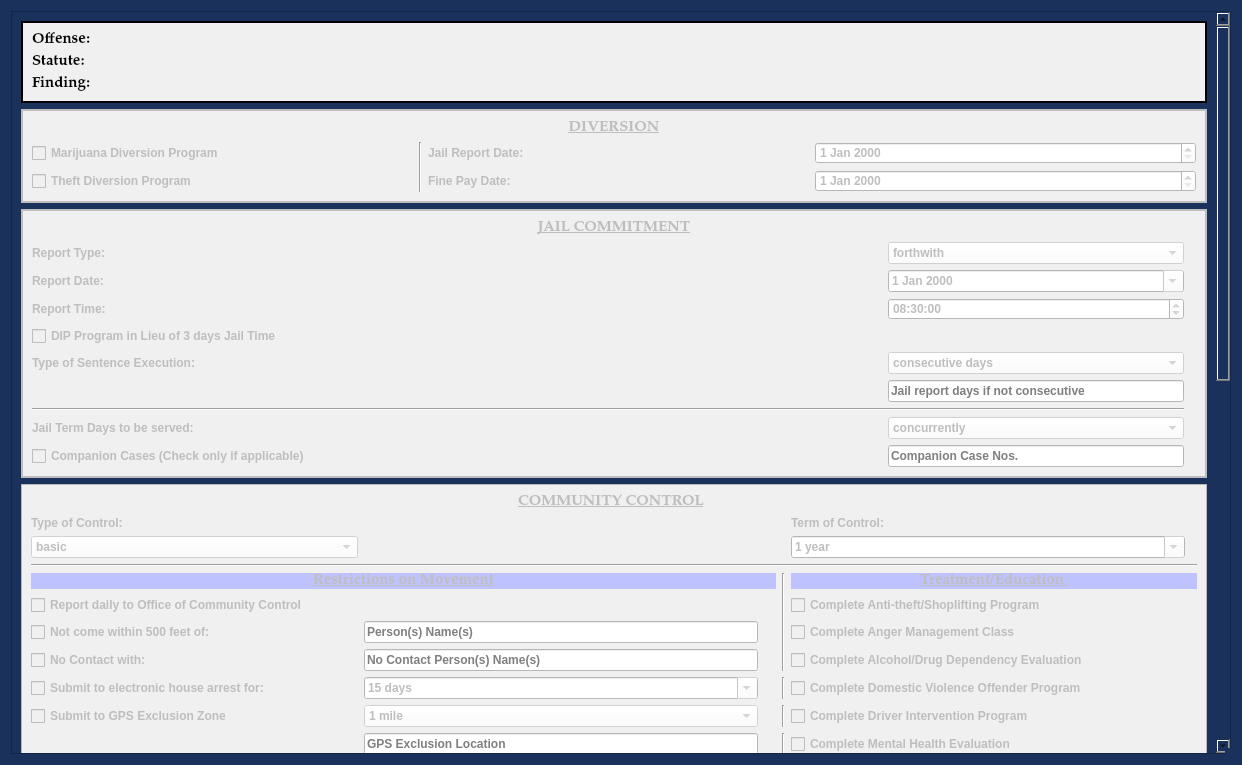
This is package/views/ui/AddCommunityControlDialog.ui in HunterProgram22/MuniEntry as Qt 5 draws it before an edit. The edited form follows.
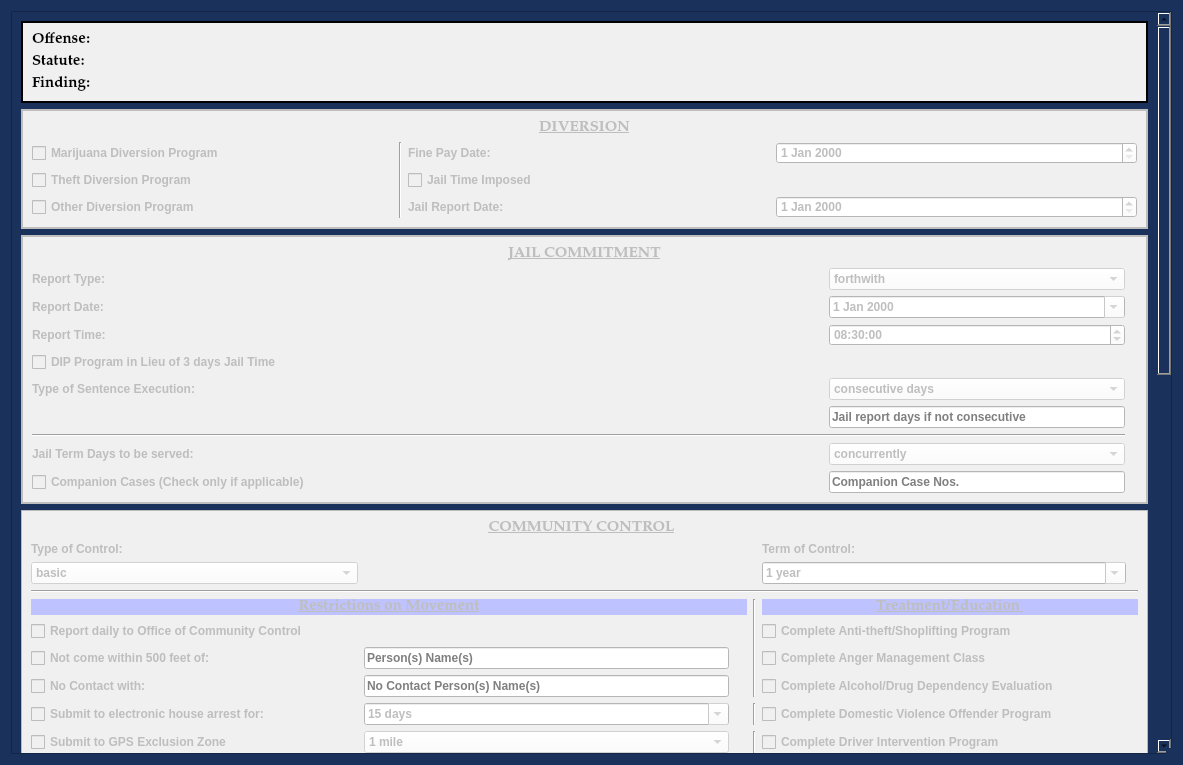
This is the edited form.

Commit message: Updated Diversion to account for possible no jail.

What changed in the file:
```diff
--- a/package/views/ui/AddCommunityControlDialog.ui
+++ b/package/views/ui/AddCommunityControlDialog.ui
@@ -12,7 +12,7 @@
    <rect>
     <x>0</x>
     <y>0</y>
-    <width>1242</width>
+    <width>1183</width>
     <height>765</height>
    </rect>
   </property>
@@ -167,9 +167,9 @@
       <property name="geometry">
        <rect>
         <x>0</x>
-        <y>-1001</y>
-        <width>1199</width>
-        <height>1744</height>
+        <y>0</y>
+        <width>1140</width>
+        <height>1777</height>
        </rect>
       </property>
       <property name="sizePolicy">
@@ -197,6 +197,48 @@
           <number>2</number>
          </property>
          <layout class="QGridLayout" name="gridLayout_8">
+          <item row="1" column="0">
+           <widget class="QCheckBox" name="marijuana_diversion_checkBox">
+            <property name="text">
+             <string>Marijuana Diversion Program</string>
+            </property>
+           </widget>
+          </item>
+          <item row="1" column="1" rowspan="3">
+           <widget class="Line" name="line_7">
+            <property name="orientation">
+             <enum>Qt::Vertical</enum>
+            </property>
+           </widget>
+          </item>
+          <item row="1" column="2">
+           <widget class="QLabel" name="label_17">
+            <property name="text">
+             <string>Fine Pay Date:</string>
+            </property>
+           </widget>
+          </item>
+          <item row="1" column="3">
+           <widget class="QDateEdit" name="diversion_fine_pay_date_box">
+            <property name="styleSheet">
+             <string notr="true">background-color: rgb(255, 255, 255);</string>
+            </property>
+           </widget>
+          </item>
+          <item row="2" column="2">
+           <widget class="QCheckBox" name="diversion_jail_imposed_checkBox">
+            <property name="text">
+             <string>Jail Time Imposed</string>
+            </property>
+           </widget>
+          </item>
+          <item row="3" column="2">
+           <widget class="QLabel" name="label_16">
+            <property name="text">
+             <string>Jail Report Date:</string>
+            </property>
+           </widget>
+          </item>
           <item row="3" column="3">
            <widget class="QDateEdit" name="diversion_jail_report_date_box">
             <property name="styleSheet">
@@ -204,35 +246,21 @@
             </property>
            </widget>
           </item>
-          <item row="4" column="0">
+          <item row="2" column="0">
            <widget class="QCheckBox" name="theft_diversion_checkBox">
             <property name="text">
              <string>Theft Diversion Program</string>
             </property>
            </widget>
           </item>
-          <item row="3" column="2">
-           <widget class="QLabel" name="label_16">
+          <item row="3" column="0">
+           <widget class="QCheckBox" name="other_diversion_checkBox">
             <property name="text">
-             <string>Jail Report Date:</string>
+             <string>Other Diversion Program</string>
             </property>
            </widget>
           </item>
-          <item row="4" column="2">
-           <widget class="QLabel" name="label_17">
-            <property name="text">
-             <string>Fine Pay Date:</string>
-            </property>
-           </widget>
-          </item>
-          <item row="4" column="3">
-           <widget class="QDateEdit" name="diversion_fine_pay_date_box">
-            <property name="styleSheet">
-             <string notr="true">background-color: rgb(255, 255, 255);</string>
-            </property>
-           </widget>
-          </item>
-          <item row="1" column="0" colspan="4">
+          <item row="0" column="0" colspan="4">
            <widget class="QLabel" name="label_30">
             <property name="sizePolicy">
              <sizepolicy hsizetype="Preferred" vsizetype="Minimum">
@@ -264,20 +292,6 @@
             </property>
            </widget>
           </item>
-          <item row="3" column="0">
-           <widget class="QCheckBox" name="marijuana_diversion_checkBox">
-            <property name="text">
-             <string>Marijuana Diversion Program</string>
-            </property>
-           </widget>
-          </item>
-          <item row="3" column="1" rowspan="2">
-           <widget class="Line" name="line_7">
-            <property name="orientation">
-             <enum>Qt::Vertical</enum>
-            </property>
-           </widget>
-          </item>
          </layout>
         </widget>
        </item>
```
Left out of the diff: 1 changed line with no effect on the pictures. The commit also changes 9 other files.
